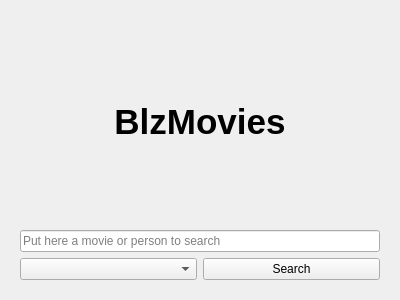
First picture: the form in mainwidget.ui, repository esdrasbeleza/BlzMovies, before the edit.
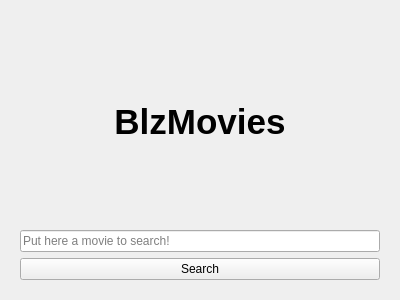
Second picture: the form after the edit.

```diff
--- a/mainwidget.ui
+++ b/mainwidget.ui
@@ -55,7 +55,7 @@
        <item>
         <widget class="QLineEdit" name="searchTextBox">
          <property name="placeholderText">
-          <string>Put here a movie or person to search</string>
+          <string>Put here a movie to search!</string>
          </property>
         </widget>
        </item>
@@ -64,9 +64,6 @@
          <property name="sizeConstraint">
           <enum>QLayout::SetMinimumSize</enum>
          </property>
-         <item>
-          <widget class="QComboBox" name="searchOptionsCombobox"/>
-         </item>
          <item>
           <widget class="QPushButton" name="submitSearchButton">
            <property name="text">
```
